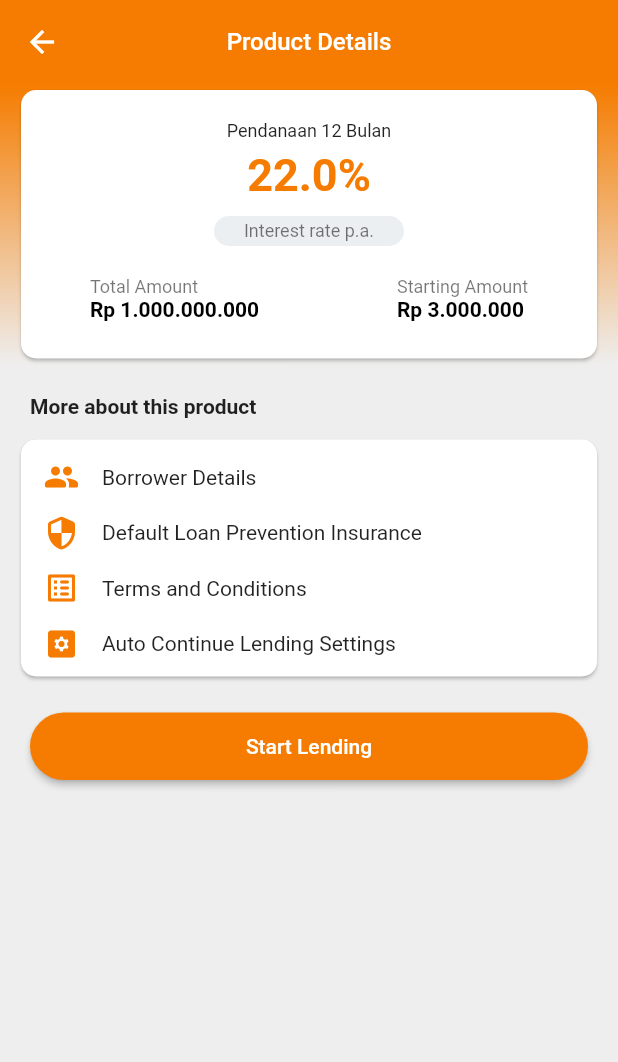
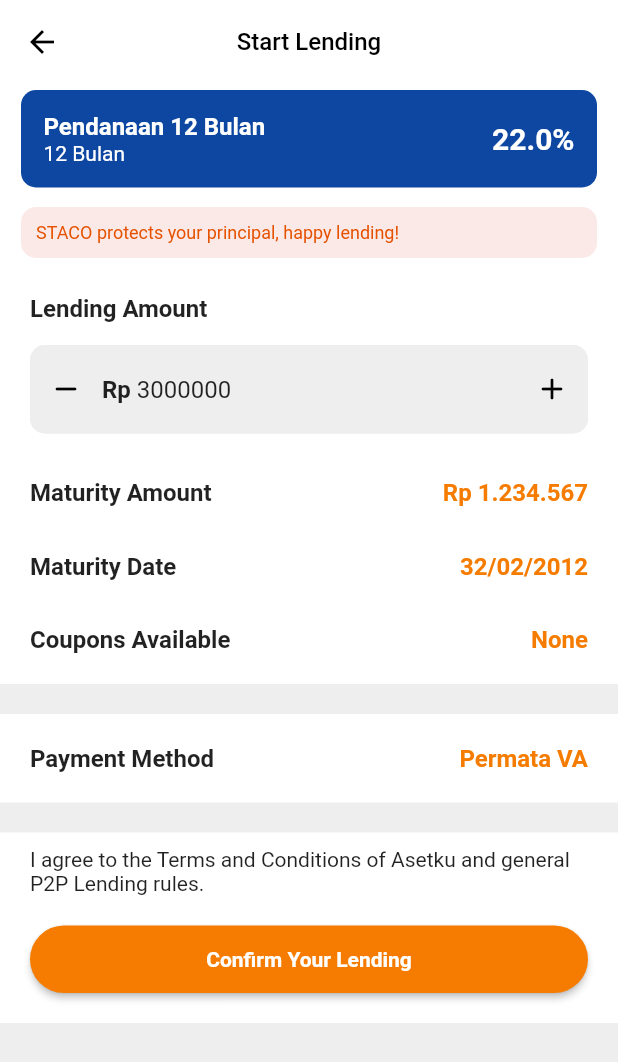
Before and after one commit to chelseaislan/MyAssets, a Flutter app: the ProductDetail screen opened directly, after a tap on "Start Lending", on a phone screen of 412 x 824 dp. Shown: the top 1062 px of the screen. Run offline on Flutter 3.47's test engine with Material 2 defaults, Android fonts, the phone set to English and light mode, and no system bars.

Commit message:
Completing the Lending UI

```diff
--- a/lib/main_screens/my_funds.dart
+++ b/lib/main_screens/my_funds.dart
@@ -67,7 +67,7 @@ class _MyFundsState extends State<MyFunds> {
                 crossAxisAlignment: CrossAxisAlignment.start,
                 children: [
                   Container(
-                    margin: EdgeInsets.fromLTRB(0, 10, 0, 5),
+                    margin: EdgeInsets.fromLTRB(0, 15, 0, 5),
                     child: Text(
                       "Pendanaan $tenorAsset Bulan",
                       style:
@@ -95,7 +95,7 @@ class _MyFundsState extends State<MyFunds> {
                     ),
                   ),
                   Container(
-                    margin: EdgeInsets.only(bottom: 10),
+                    margin: EdgeInsets.only(bottom: 15),
                     child: Text(
                       "Matured in $remainingDays days",
                       style: TextStyle(fontSize: 14, color: Colors.grey[600]),
--- a/lib/onboarding/forgot_password.dart
+++ b/lib/onboarding/forgot_password.dart
@@ -18,7 +18,7 @@ class _ForgotPasswordState extends State<ForgotPassword> {
             onPressed: () {
               Navigator.pop(context);
             },
-            icon: Icon(Icons.arrow_back_ios_rounded),
+            icon: Icon(Icons.arrow_back_rounded),
             color: Colors.black,
           ),
           title: Image.asset(
--- a/lib/onboarding/login_page.dart
+++ b/lib/onboarding/login_page.dart
@@ -73,6 +73,7 @@ class _LoginPageState extends State<LoginPage> {
                         children: [
                           SizedBox(
                             width: MediaQuery.of(context).size.width,
+                            height: 45,
                             child: ElevatedButton(
                                 onPressed: () {
                                   Navigator.pushReplacement(context,
--- a/lib/onboarding/signup_page.dart
+++ b/lib/onboarding/signup_page.dart
@@ -87,6 +87,7 @@ class _SignupPageState extends State<SignupPage> {
                         children: [
                           SizedBox(
                             width: MediaQuery.of(context).size.width,
+                            height: 45,
                             child: ElevatedButton(
                                 onPressed: () {
                                   Navigator.pushReplacement(context,
--- a/lib/server_side/product_detail.dart
+++ b/lib/server_side/product_detail.dart
@@ -1,4 +1,5 @@
 import 'package:flutter/material.dart';
+import 'package:flutter_myassets/server_side/start_lending.dart';
 
 class ProductDetail extends StatefulWidget {
   @override
@@ -57,13 +58,21 @@ class _ProductDetailState extends State<ProductDetail> {
                 height: 45,
                 margin: EdgeInsets.fromLTRB(20, 10, 20, 10),
                 child: ElevatedButton(
-                    onPressed: () {},
+                    onPressed: () {
+                      Navigator.push(context,
+                          MaterialPageRoute(builder: (context) {
+                        return StartLending();
+                      }));
+                    },
                     style: ElevatedButton.styleFrom(
                       primary: Colors.orange[700],
                       shape: RoundedRectangleBorder(
                           borderRadius: BorderRadius.circular(30)),
                     ),
-                    child: Text("Start Lending")),
+                    child: Text(
+                      "Start Lending",
+                      style: TextStyle(fontWeight: FontWeight.bold),
+                    )),
               )
             ],
           ),
--- /dev/null
+++ b/lib/server_side/start_lending.dart
@@ -0,0 +1,222 @@
+import 'package:flutter/material.dart';
+import 'package:flutter_myassets/server_side/va_transfer.dart';
+
+class StartLending extends StatefulWidget {
+  @override
+  _StartLendingState createState() => _StartLendingState();
+}
+
+class _StartLendingState extends State<StartLending> {
+  @override
+  Widget build(BuildContext context) {
+    return Scaffold(
+      backgroundColor: Colors.grey[200],
+      appBar: AppBar(
+        title: Text("Start Lending",
+            style: TextStyle(fontSize: 16, color: Colors.black)),
+        centerTitle: true,
+        backgroundColor: Colors.white,
+        elevation: 0,
+        iconTheme: IconThemeData(color: Colors.black),
+      ),
+      body: ListView(
+        children: [
+          Container(
+            color: Colors.white,
+            child: Column(
+              children: [
+                firstCardContainer(),
+                secondCardContainer(context),
+                Container(
+                  margin: EdgeInsets.fromLTRB(20, 10, 20, 0),
+                  alignment: Alignment.centerLeft,
+                  child: Text(
+                    "Lending Amount",
+                    style: TextStyle(fontSize: 16, fontWeight: FontWeight.w600),
+                  ),
+                ),
+                textAmountContainer(),
+                thirdContainer("Maturity Amount", "Rp 1.234.567"),
+                thirdContainer("Maturity Date", "32/02/2012"),
+                thirdContainer("Coupons Available", "None"),
+              ],
+            ),
+          ),
+          SizedBox(height: 20),
+          fourthContainer(),
+          SizedBox(height: 20),
+          Container(
+            color: Colors.white,
+            child: Container(
+              child: Column(
+                children: [
+                  Container(
+                    margin: EdgeInsets.fromLTRB(20, 10, 20, 10),
+                    child: Text(
+                        "I agree to the Terms and Conditions of Asetku and general P2P Lending rules."),
+                  ),
+                  Container(
+                    margin: EdgeInsets.fromLTRB(20, 10, 20, 20),
+                    height: 45,
+                    width: MediaQuery.of(context).size.width,
+                    child: ElevatedButton(
+                      onPressed: () {
+                        Navigator.push(context,
+                            MaterialPageRoute(builder: (context) {
+                          return VATransfer();
+                        }));
+                      },
+                      style: ElevatedButton.styleFrom(
+                        primary: Colors.orange[700],
+                        shape: RoundedRectangleBorder(
+                            borderRadius: BorderRadius.circular(30)),
+                      ),
+                      child: Text("Confirm Your Lending",
+                          style: TextStyle(fontWeight: FontWeight.bold)),
+                    ),
+                  )
+                ],
+              ),
+            ),
+          )
+        ],
+      ),
+    );
+  }
+
+  Container fourthContainer() {
+    return Container(
+      color: Colors.white,
+      child: Container(
+        margin: EdgeInsets.all(20),
+        child: Row(
+          mainAxisAlignment: MainAxisAlignment.spaceBetween,
+          children: [
+            Text("Payment Method",
+                style: TextStyle(fontSize: 16, fontWeight: FontWeight.w600)),
+            Text("Permata VA",
+                style: TextStyle(
+                    fontSize: 16,
+                    fontWeight: FontWeight.w600,
+                    color: Colors.orange[700])),
+          ],
+        ),
+      ),
+    );
+  }
+
+  Container thirdContainer(title, value) {
+    return Container(
+        margin: EdgeInsets.fromLTRB(20, 10, 20, 20),
+        child: Column(
+          children: [
+            Row(
+              mainAxisAlignment: MainAxisAlignment.spaceBetween,
+              children: [
+                Text(title,
+                    style:
+                        TextStyle(fontSize: 16, fontWeight: FontWeight.w600)),
+                Text(value,
+                    style: TextStyle(
+                        fontSize: 16,
+                        fontWeight: FontWeight.w600,
+                        color: Colors.orange[700])),
+              ],
+            ),
+          ],
+        ));
+  }
+
+  Container textAmountContainer() {
+    return Container(
+        margin: EdgeInsets.fromLTRB(20, 15, 20, 20),
+        child: TextFormField(
+          initialValue: "3000000",
+          textAlign: TextAlign.left,
+          decoration: InputDecoration(
+            fillColor: Colors.grey[200],
+            filled: true,
+            prefixIcon: IconButton(
+              onPressed: () {},
+              icon: Icon(Icons.remove_rounded),
+              color: Colors.black,
+            ),
+            suffixIcon: IconButton(
+              onPressed: () {},
+              icon: Icon(Icons.add_rounded),
+              color: Colors.black,
+            ),
+            prefixText: "Rp ",
+            prefixStyle: TextStyle(fontWeight: FontWeight.w600, fontSize: 16),
+            enabledBorder: OutlineInputBorder(
+                borderRadius: BorderRadius.circular(10),
+                borderSide: BorderSide(color: Colors.grey[200], width: 3)),
+            focusedBorder: OutlineInputBorder(
+                borderRadius: BorderRadius.circular(10),
+                borderSide: BorderSide(color: Colors.grey[200], width: 3)),
+          ),
+          keyboardType: TextInputType.phone,
+        ));
+  }
+
+  Container secondCardContainer(BuildContext context) {
+    return Container(
+      margin: EdgeInsets.fromLTRB(10, 0, 10, 10),
+      child: Card(
+        elevation: 0,
+        color: Colors.deepOrange[50],
+        shape: RoundedRectangleBorder(borderRadius: BorderRadius.circular(10)),
+        child: Container(
+          width: MediaQuery.of(context).size.width,
+          margin: EdgeInsets.all(10),
+          child: Text(
+            "STACO protects your principal, happy lending!",
+            style: TextStyle(color: Colors.orange[900], fontSize: 12),
+          ),
+        ),
+      ),
+    );
+  }
+
+  Container firstCardContainer() {
+    return Container(
+      margin: EdgeInsets.fromLTRB(10, 0, 10, 5),
+      child: Card(
+        elevation: 0,
+        color: Colors.blue[900],
+        shape: RoundedRectangleBorder(borderRadius: BorderRadius.circular(10)),
+        child: Container(
+          margin: EdgeInsets.all(15),
+          child: Row(
+            mainAxisAlignment: MainAxisAlignment.spaceBetween,
+            children: [
+              Column(
+                crossAxisAlignment: CrossAxisAlignment.start,
+                children: [
+                  Text(
+                    "Pendanaan 12 Bulan",
+                    style: TextStyle(
+                        color: Colors.white,
+                        fontSize: 16,
+                        fontWeight: FontWeight.w600),
+                  ),
+                  Text(
+                    "12 Bulan",
+                    style: TextStyle(color: Colors.white),
+                  ),
+                ],
+              ),
+              Text(
+                "22.0%",
+                style: TextStyle(
+                    color: Colors.white,
+                    fontSize: 20,
+                    fontWeight: FontWeight.bold),
+              ),
+            ],
+          ),
+        ),
+      ),
+    );
+  }
+}
--- a/pubspec.yaml
+++ b/pubspec.yaml
@@ -23,6 +23,7 @@ environment:
 dependencies:
   flutter:
     sdk: flutter
+  intl: ^0.17.0
 
 
   # The following adds the Cupertino Icons font to your application.
```
Also changed, not shown: lib/main_screens/my_account.dart (+3 -4 lines), lib/server_side/va_transfer.dart (added, +180 -0 lines), images/baper.png (added), pubspec.lock.
